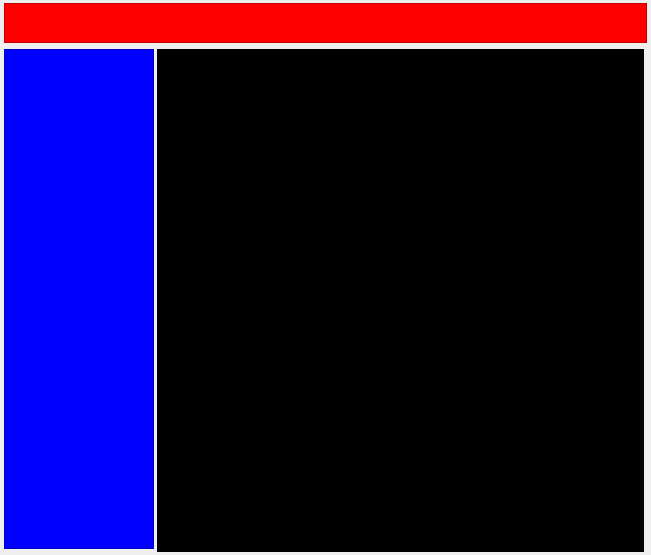
The window that Ipiranga_GUI/userapp.ui (Hugo-NF/App_Ipiranga) describes before a commit, drawn with Qt 5.
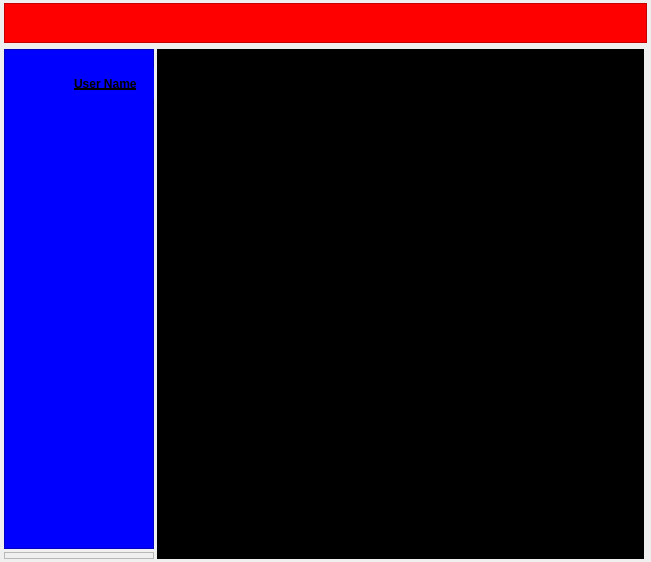
The same window after the commit. Icons and pictures are not drawn.

The edit to the form file:
```diff
--- a/Ipiranga_GUI/userapp.ui
+++ b/Ipiranga_GUI/userapp.ui
@@ -7,7 +7,7 @@
     <x>0</x>
     <y>0</y>
     <width>651</width>
-    <height>412</height>
+    <height>562</height>
    </rect>
   </property>
   <property name="windowTitle">
@@ -95,6 +95,51 @@
           <property name="frameShadow">
            <enum>QFrame::Raised</enum>
           </property>
+          <widget class="QLabel" name="User_img">
+           <property name="geometry">
+            <rect>
+             <x>10</x>
+             <y>10</y>
+             <width>50</width>
+             <height>50</height>
+            </rect>
+           </property>
+           <property name="text">
+            <string/>
+           </property>
+           <property name="pixmap">
+            <pixmap resource="resources.qrc">:/img_login/images/User_img.png</pixmap>
+           </property>
+           <property name="scaledContents">
+            <bool>true</bool>
+           </property>
+           <property name="textInteractionFlags">
+            <set>Qt::NoTextInteraction</set>
+           </property>
+          </widget>
+          <widget class="QLabel" name="UserName">
+           <property name="geometry">
+            <rect>
+             <x>70</x>
+             <y>19</y>
+             <width>81</width>
+             <height>31</height>
+            </rect>
+           </property>
+           <property name="font">
+            <font>
+             <weight>75</weight>
+             <bold>true</bold>
+             <underline>true</underline>
+            </font>
+           </property>
+           <property name="text">
+            <string>User Name</string>
+           </property>
+           <property name="alignment">
+            <set>Qt::AlignJustify|Qt::AlignVCenter</set>
+           </property>
+          </widget>
          </widget>
         </item>
         <item>
```
